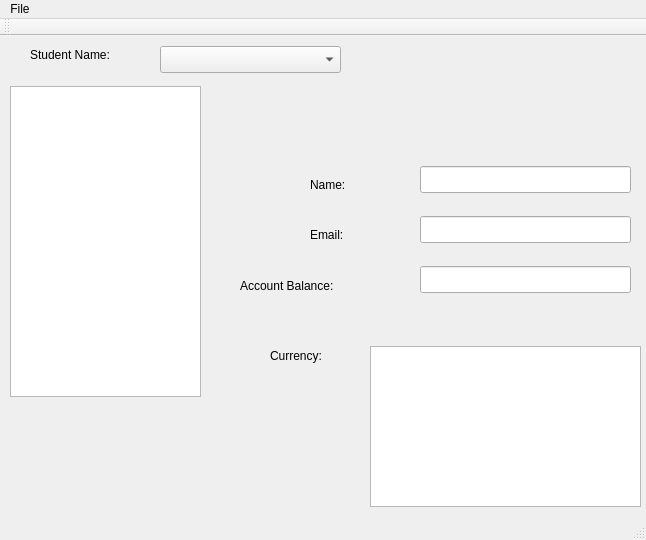
This is mainwindow.ui in allenh1/KedighCash as Qt 5 draws it before an edit. The edited form follows.
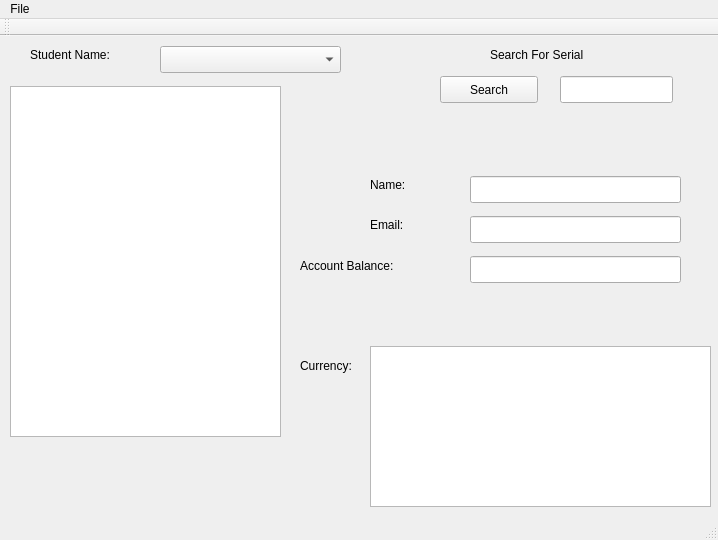
This is the edited form.

```diff
--- a/mainwindow.ui
+++ b/mainwindow.ui
@@ -6,7 +6,7 @@
    <rect>
     <x>0</x>
     <y>0</y>
-    <width>646</width>
+    <width>718</width>
     <height>540</height>
    </rect>
   </property>
@@ -32,8 +32,8 @@
      <rect>
       <x>10</x>
       <y>50</y>
-      <width>191</width>
-      <height>311</height>
+      <width>271</width>
+      <height>351</height>
      </rect>
     </property>
    </widget>
@@ -50,8 +50,8 @@
    <widget class="QLineEdit" name="name">
     <property name="geometry">
      <rect>
-      <x>420</x>
-      <y>130</y>
+      <x>470</x>
+      <y>140</y>
       <width>211</width>
       <height>27</height>
      </rect>
@@ -60,7 +60,7 @@
    <widget class="QLabel" name="label_2">
     <property name="geometry">
      <rect>
-      <x>310</x>
+      <x>370</x>
       <y>140</y>
       <width>66</width>
       <height>17</height>
@@ -73,8 +73,8 @@
    <widget class="QLabel" name="label_email">
     <property name="geometry">
      <rect>
-      <x>310</x>
-      <y>190</y>
+      <x>370</x>
+      <y>180</y>
       <width>66</width>
       <height>17</height>
      </rect>
@@ -86,7 +86,7 @@
    <widget class="QLineEdit" name="email">
     <property name="geometry">
      <rect>
-      <x>420</x>
+      <x>470</x>
       <y>180</y>
       <width>211</width>
       <height>27</height>
@@ -96,8 +96,8 @@
    <widget class="QLabel" name="label_3">
     <property name="geometry">
      <rect>
-      <x>240</x>
-      <y>240</y>
+      <x>300</x>
+      <y>220</y>
       <width>121</width>
       <height>20</height>
      </rect>
@@ -109,8 +109,8 @@
    <widget class="QLineEdit" name="balance">
     <property name="geometry">
      <rect>
-      <x>420</x>
-      <y>230</y>
+      <x>470</x>
+      <y>220</y>
       <width>211</width>
       <height>27</height>
      </rect>
@@ -121,7 +121,7 @@
      <rect>
       <x>370</x>
       <y>310</y>
-      <width>271</width>
+      <width>341</width>
       <height>161</height>
      </rect>
     </property>
@@ -129,8 +129,8 @@
    <widget class="QLabel" name="label_4">
     <property name="geometry">
      <rect>
-      <x>270</x>
-      <y>310</y>
+      <x>300</x>
+      <y>320</y>
       <width>71</width>
       <height>20</height>
      </rect>
@@ -139,13 +139,49 @@
      <string>Currency:</string>
     </property>
    </widget>
+   <widget class="QPushButton" name="searchButton">
+    <property name="geometry">
+     <rect>
+      <x>440</x>
+      <y>40</y>
+      <width>98</width>
+      <height>27</height>
+     </rect>
+    </property>
+    <property name="text">
+     <string>Search</string>
+    </property>
+   </widget>
+   <widget class="QLineEdit" name="serialInput">
+    <property name="geometry">
+     <rect>
+      <x>560</x>
+      <y>40</y>
+      <width>113</width>
+      <height>27</height>
+     </rect>
+    </property>
+   </widget>
+   <widget class="QLabel" name="label_5">
+    <property name="geometry">
+     <rect>
+      <x>490</x>
+      <y>10</y>
+      <width>121</width>
+      <height>17</height>
+     </rect>
+    </property>
+    <property name="text">
+     <string>Search For Serial</string>
+    </property>
+   </widget>
   </widget>
   <widget class="QMenuBar" name="menuBar">
    <property name="geometry">
     <rect>
      <x>0</x>
      <y>0</y>
-     <width>646</width>
+     <width>718</width>
      <height>25</height>
     </rect>
    </property>
```
Left out of the diff: 14 changed lines with no effect on the pictures.
